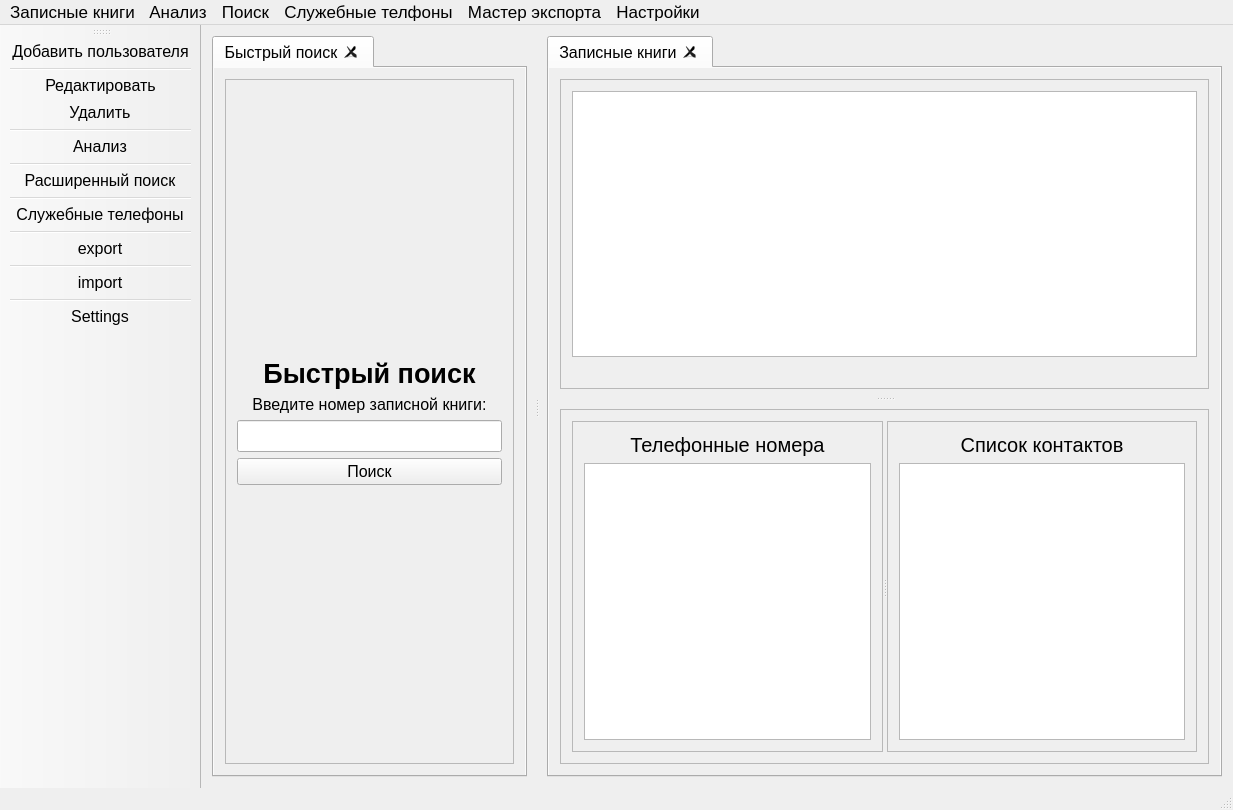
Qt form mainwindow.ui (Yavlados/VKR) before a commit.
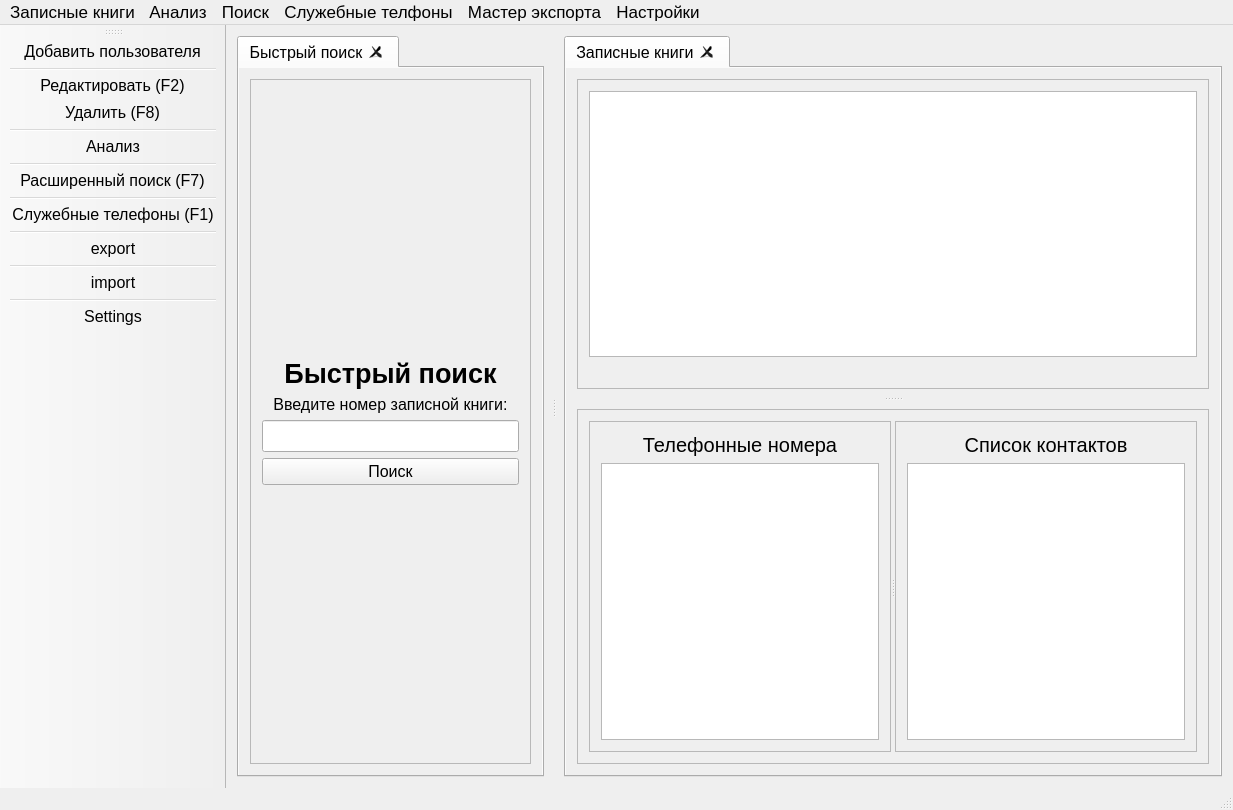
The same form after that commit. Icons and pictures are not drawn.

```diff
--- a/mainwindow.ui
+++ b/mainwindow.ui
@@ -609,6 +609,9 @@
    <property name="text">
     <string>Удалить</string>
    </property>
+   <property name="iconText">
+    <string>Удалить (F8)</string>
+   </property>
    <property name="toolTip">
     <string>Удалить выбранный объект</string>
    </property>
@@ -622,7 +625,7 @@
      <normaloff>:/new/prefix1/png/005-screwdriver-and-wrench-crossed.png</normaloff>:/new/prefix1/png/005-screwdriver-and-wrench-crossed.png</iconset>
    </property>
    <property name="text">
-    <string>Редактировать</string>
+    <string>Редактировать (F2)</string>
    </property>
    <property name="toolTip">
     <string>Редактировать выбранную запись</string>
@@ -646,7 +649,13 @@
      <normaloff>:/new/prefix1/png/001-magnifier.png</normaloff>:/new/prefix1/png/001-magnifier.png</iconset>
    </property>
    <property name="text">
-    <string>Расширенный поиск</string>
+    <string>Расширенный поиск (F7)</string>
+   </property>
+   <property name="iconText">
+    <string>Расширенный поиск (F7)</string>
+   </property>
+   <property name="toolTip">
+    <string>Расширенный поиск (F7)</string>
    </property>
   </action>
   <action name="action_official_tel">
@@ -655,7 +664,7 @@
      <normaloff>:/new/prefix1/png/006-info.png</normaloff>:/new/prefix1/png/006-info.png</iconset>
    </property>
    <property name="text">
-    <string>Служебные телефоны</string>
+    <string>Служебные телефоны (F1)</string>
    </property>
    <property name="toolTip">
     <string>Просмотреть служебные телефоны</string>
```
Left out of the diff: 120 changed lines with no effect on the pictures.
